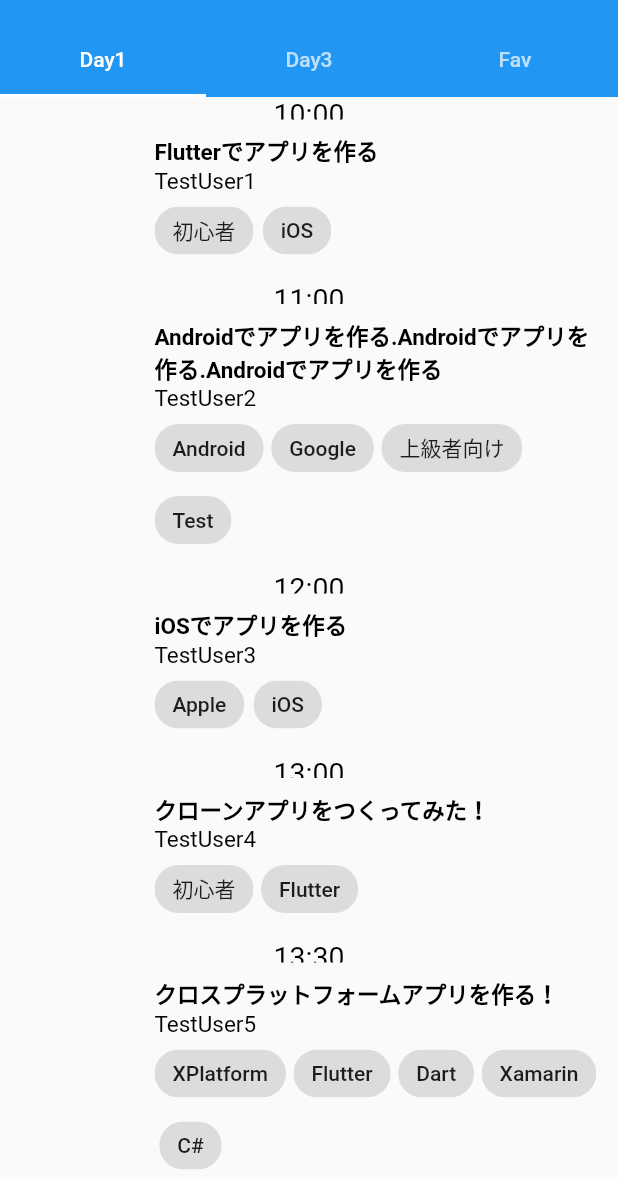
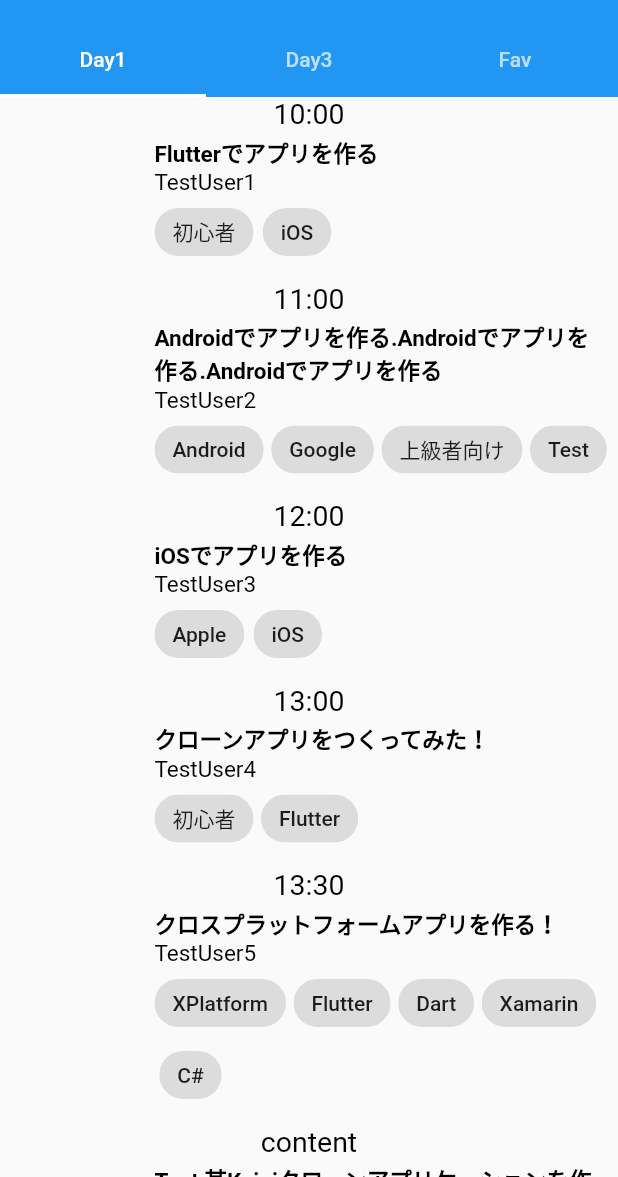
Before and after one commit to KouT127/conf_clone_app, a Flutter app: the screen it shows after launch, on a phone screen of 412 x 824 dp, the part 59-1236 px from its top. Run offline on Flutter 3.47's test engine with Material 2 defaults, Android fonts, the phone set to English and light mode, and no system bars; drawn by our look-alikes of sticky_headers; missing offline and left inert: flutter_webview_plugin.

Commit message:
Refactor TimeTableTile

```diff
--- a/conf_clone_app/lib/ui/pages/time_table.dart
+++ b/conf_clone_app/lib/ui/pages/time_table.dart
@@ -1,6 +1,5 @@
 import 'package:flutter/material.dart';
 import 'package:sticky_headers/sticky_headers.dart';
-import 'package:conf_clone_app/ui/components/tab.dart';
 
 class TimeTableView extends StatelessWidget {
   @override
@@ -8,7 +7,6 @@ class TimeTableView extends StatelessWidget {
     return Flex(
       direction: Axis.vertical,
       children: <Widget>[
-        AppTabs(),
         SizedBox(
           height: 25.0,
           width: double.infinity,
@@ -31,18 +29,11 @@ class TimeTableView extends StatelessWidget {
 class TimeTableList extends StatelessWidget {
   @override
   Widget build(BuildContext context) {
-    Size size = MediaQuery.of(context).size;
-    double sectionWidth = size.width / 4.0;
 
     return ListView.builder(
       itemBuilder: (context, index) {
         return StickyHeader(
-            header: Container(
-              height: 15,
-              child: SizedBox(
-                width: sectionWidth,
-                height: double.infinity,
-                child: Text(
+            header: Text(
               PresentationList[index].getStringTime(),
               textAlign: TextAlign.center,
               style: TextStyle(
@@ -50,57 +41,12 @@ class TimeTableList extends StatelessWidget {
                 color: Colors.black,
               ),
             ),
-              ),
-            ),
-            content: Container(
-              margin: EdgeInsets.fromLTRB(sectionWidth, 10, 10, 10),
-              child: TimeTableTile(PresentationList[index]),
-            ));
+            content: TimeTableTile(PresentationList[index]));
       },
       itemCount: PresentationList.length,
     );
   }
 }
-
-//
-//class TimeTableList extends StatefulWidget {
-//  @override
-//  _TimeTableListState createState() => _TimeTableListState();
-//}
-//
-//class _TimeTableListState extends State<TimeTableList> {
-//  @override
-//  Widget build(BuildContext context) {
-//    Size size = MediaQuery.of(context).size;
-//    double sectionWidth = size.width / 4.0;
-//
-//    return ListView.builder(
-//      itemBuilder: (context, index) {
-//        return StickyHeader(
-//            header: Container(
-//              height: 15,
-//              child: SizedBox(
-//                width: sectionWidth,
-//                height: double.infinity,
-//                child: Text(
-//                  PresentationList[index].getStringTime(),
-//                  textAlign: TextAlign.center,
-//                  style: TextStyle(
-//                    fontSize: 19.0,
-//                    color: Colors.black,
-//                  ),
-//                ),
-//              ),
-//            ),
-//            content: Container(
-//              margin: EdgeInsets.fromLTRB(sectionWidth, 10, 10, 10),
-//              child: TimeTableTile(PresentationList[index]),
-//            ));
-//      },
-//      itemCount: PresentationList.length,
-//    );
-//  }
-//}
 
 class TimeTableTile extends StatelessWidget {
   const TimeTableTile(
@@ -112,8 +58,12 @@ class TimeTableTile extends StatelessWidget {
 
   @override
   Widget build(BuildContext context) {
-    return Container(
-        child: Column(
+    Size size = MediaQuery.of(context).size;
+    double sectionWidth = size.width / 4.0;
+
+    return ListTile(
+      contentPadding: EdgeInsets.fromLTRB(sectionWidth, 0, 5, 5),
+      title: Column(
         crossAxisAlignment: CrossAxisAlignment.start,
         children: <Widget>[
           Text(
@@ -128,12 +78,17 @@ class TimeTableTile extends StatelessWidget {
                 fontSize: 15.0,
                 color: Colors.black,
               )),
-        Wrap(spacing: 5.0,
-            children: presentation.tags.map((tag){
+        ],
+      ),
+      subtitle: Wrap(
+          spacing: 5.0,
+          children: presentation.tags.map((tag) {
             return Chip(label: Text(tag));
-        }).toList())
-      ],
-    ));
+          }).toList()),
+      onTap: (){
+        print('tap');
+      },
+    );
   }
 }
 
@@ -150,17 +105,8 @@ const PresentationList = [
       title: 'Androidでアプリを作る.Androidでアプリを作る.Androidでアプリを作る',
       name: 'TestUser2',
       content: '11:00',
-      tags: [
-        'Android',
-        'Google',
-        '上級者向け',
-        'Test'
-      ]),
-  Presentation(
-      title: 'iOSでアプリを作る',
-      name: 'TestUser3',
-      content: '12:00',
-      tags: [
+      tags: ['Android', 'Google', '上級者向け', 'Test']),
+  Presentation(title: 'iOSでアプリを作る', name: 'TestUser3', content: '12:00', tags: [
     'Apple',
     'iOS',
   ]),
@@ -176,13 +122,7 @@ const PresentationList = [
       title: 'クロスプラットフォームアプリを作る！',
       name: 'TestUser5',
       content: '13:30',
-      tags: [
-        'XPlatform',
-        'Flutter',
-        'Dart',
-        'Xamarin',
-        'C#'
-      ]),
+      tags: ['XPlatform', 'Flutter', 'Dart', 'Xamarin', 'C#']),
   Presentation(
       title: 'Test 某Kaigiクローンアプリケーションを作る？',
       name: 'Name',
@@ -202,7 +142,8 @@ const PresentationList = [
         'Web',
       ]),
   Presentation(
-      title: 'Test 某Kaigiクローンアプリケーションを作る？Test 某Kaigiクローンアプリケーションを作るTest 某Kaigiクローンアプリケーションを作るTest 某Kaigiクローンアプリケーションを作る',
+      title:
+          'Test 某Kaigiクローンアプリケーションを作る？Test 某Kaigiクローンアプリケーションを作るTest 某Kaigiクローンアプリケーションを作るTest 某Kaigiクローンアプリケーションを作る',
       name: 'Name',
       content: '19:30^',
       tags: [
```
Lines whose indentation alone changed are shown as unchanged.
